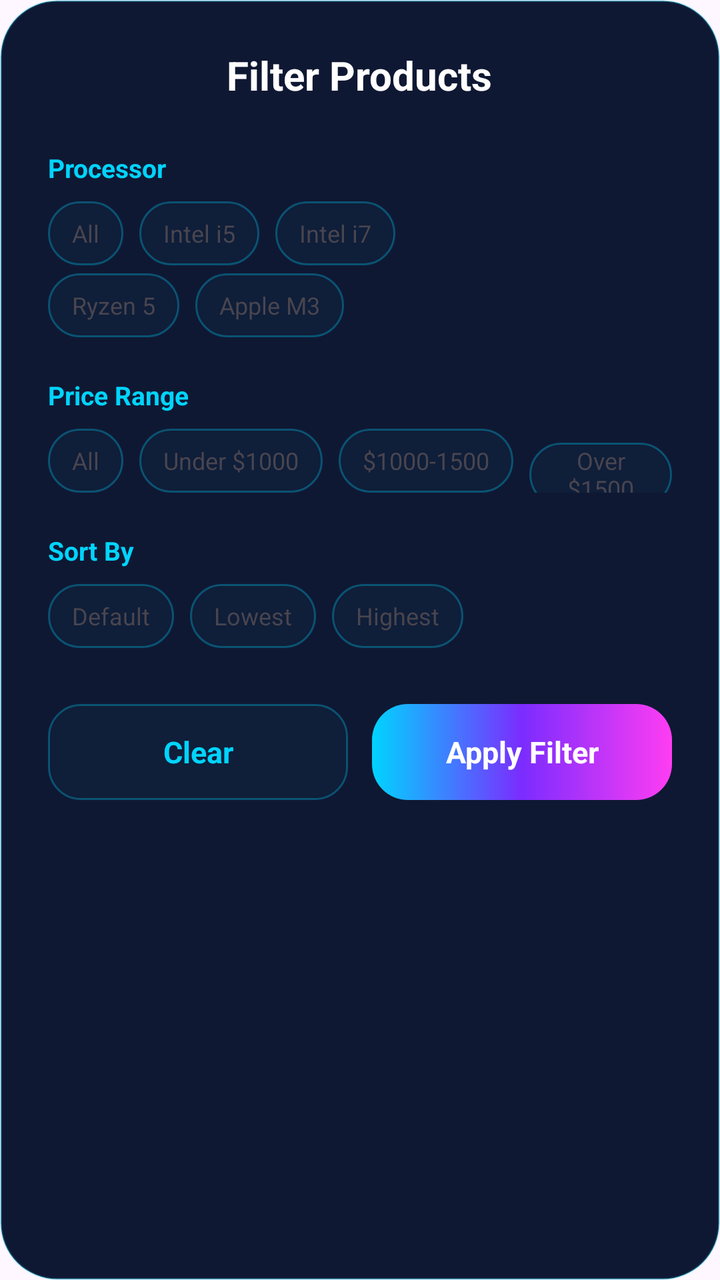
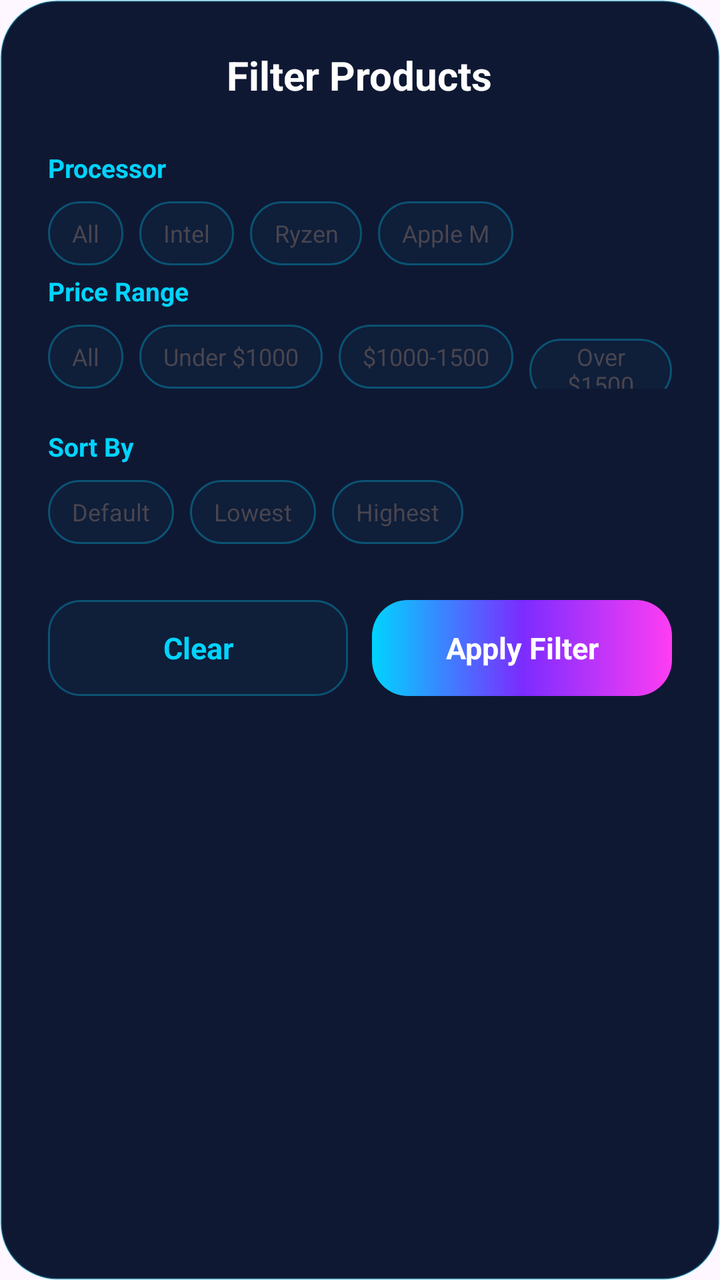

Two renders of the same Android screen: before a commit and after it. Below are the layout's source before the change and the commit's diff.
<!-- AndroidManifest.xml: application theme Theme.CompShop -->
<!-- res/layout/fragment_filter_bottom_sheet.xml -->
<?xml version="1.0" encoding="utf-8"?>
<LinearLayout
    xmlns:android="http://schemas.android.com/apk/res/android"
    android:layout_width="match_parent"
    android:layout_height="wrap_content"
    android:orientation="vertical"
    android:background="@drawable/card_glass_neon"
    android:padding="24dp">

    
    <TextView
        android:layout_width="wrap_content"
        android:layout_height="wrap_content"
        android:text="@string/filter_products"
        android:textSize="20sp"
        android:textStyle="bold"
        android:textColor="#FFFFFF"
        android:layout_gravity="center"
        android:layout_marginBottom="24dp"/>

    
    <TextView
        android:layout_width="wrap_content"
        android:layout_height="wrap_content"
        android:text="@string/filter_processor"
        android:textColor="#00D4FF"
        android:textSize="13sp"
        android:textStyle="bold"
        android:layout_marginBottom="8dp"/>

    <LinearLayout
        android:layout_width="match_parent"
        android:layout_height="wrap_content"
        android:orientation="horizontal"
        android:layout_marginBottom="4dp">

        <TextView
            android:id="@+id/procAll"
            android:layout_width="wrap_content"
            android:layout_height="32dp"
            android:text="@string/filter_all"
            android:textSize="12sp"
            android:gravity="center"
            android:paddingStart="12dp"
            android:paddingEnd="12dp"
            android:background="@drawable/btn_social_neon"
            android:layout_marginEnd="8dp"
            android:clickable="true"
            android:focusable="true"/>

        <TextView
            android:id="@+id/procI5"
            android:layout_width="wrap_content"
            android:layout_height="32dp"
            android:text="Intel i5"
            android:textSize="12sp"
            android:gravity="center"
            android:paddingStart="12dp"
            android:paddingEnd="12dp"
            android:background="@drawable/btn_social_neon"
            android:layout_marginEnd="8dp"
            android:clickable="true"
            android:focusable="true"/>

        <TextView
            android:id="@+id/procI7"
            android:layout_width="wrap_content"
            android:layout_height="32dp"
            android:text="Intel i7"
            android:textSize="12sp"
            android:gravity="center"
            android:paddingStart="12dp"
            android:paddingEnd="12dp"
            android:background="@drawable/btn_social_neon"
            android:clickable="true"
            android:focusable="true"/>

    </LinearLayout>

    <LinearLayout
        android:layout_width="match_parent"
        android:layout_height="wrap_content"
        android:orientation="horizontal"
        android:layout_marginBottom="20dp">

        <TextView
            android:id="@+id/procRyzen"
            android:layout_width="wrap_content"
            android:layout_height="32dp"
            android:text="Ryzen 5"
            android:textSize="12sp"
            android:gravity="center"
            android:paddingStart="12dp"
            android:paddingEnd="12dp"
            android:background="@drawable/btn_social_neon"
            android:layout_marginEnd="8dp"
            android:clickable="true"
            android:focusable="true"/>

        <TextView
            android:id="@+id/procM3"
            android:layout_width="wrap_content"
            android:layout_height="32dp"
            android:text="Apple M3"
            android:textSize="12sp"
            android:gravity="center"
            android:paddingStart="12dp"
            android:paddingEnd="12dp"
            android:background="@drawable/btn_social_neon"
            android:clickable="true"
            android:focusable="true"/>

    </LinearLayout>

    
    <TextView
        android:layout_width="wrap_content"
        android:layout_height="wrap_content"
        android:text="@string/filter_price_range"
        android:textColor="#00D4FF"
        android:textSize="13sp"
        android:textStyle="bold"
        android:layout_marginBottom="8dp"/>

    <LinearLayout
        android:layout_width="match_parent"
        android:layout_height="wrap_content"
        android:orientation="horizontal"
        android:layout_marginBottom="20dp">

        <TextView
            android:id="@+id/priceAll"
            android:layout_width="wrap_content"
            android:layout_height="32dp"
            android:text="@string/filter_all"
            android:textSize="12sp"
            android:gravity="center"
            android:paddingStart="12dp"
            android:paddingEnd="12dp"
            android:background="@drawable/btn_social_neon"
            android:layout_marginEnd="8dp"
            android:clickable="true"
            android:focusable="true"/>

        <TextView
            android:id="@+id/priceUnder1000"
            android:layout_width="wrap_content"
            android:layout_height="32dp"
            android:text="@string/filter_under_1000"
            android:textSize="12sp"
            android:gravity="center"
            android:paddingStart="12dp"
            android:paddingEnd="12dp"
            android:background="@drawable/btn_social_neon"
            android:layout_marginEnd="8dp"
            android:clickable="true"
            android:focusable="true"/>

        <TextView
            android:id="@+id/price1000to1500"
            android:layout_width="wrap_content"
            android:layout_height="32dp"
            android:text="@string/filter_1000_1500"
            android:textSize="12sp"
            android:gravity="center"
            android:paddingStart="12dp"
            android:paddingEnd="12dp"
            android:background="@drawable/btn_social_neon"
            android:layout_marginEnd="8dp"
            android:clickable="true"
            android:focusable="true"/>

        <TextView
            android:id="@+id/priceOver1500"
            android:layout_width="wrap_content"
            android:layout_height="32dp"
            android:text="@string/filter_over_1500"
            android:textSize="12sp"
            android:gravity="center"
            android:paddingStart="12dp"
            android:paddingEnd="12dp"
            android:background="@drawable/btn_social_neon"
            android:clickable="true"
            android:focusable="true"/>

    </LinearLayout>

    
    <TextView
        android:layout_width="wrap_content"
        android:layout_height="wrap_content"
        android:text="@string/sort_by"
        android:textColor="#00D4FF"
        android:textSize="13sp"
        android:textStyle="bold"
        android:layout_marginBottom="8dp"/>

    <LinearLayout
        android:layout_width="match_parent"
        android:layout_height="wrap_content"
        android:orientation="horizontal"
        android:layout_marginBottom="28dp">

        <TextView
            android:id="@+id/sortDefault"
            android:layout_width="wrap_content"
            android:layout_height="32dp"
            android:text="@string/filter_default"
            android:textSize="12sp"
            android:gravity="center"
            android:paddingStart="12dp"
            android:paddingEnd="12dp"
            android:background="@drawable/btn_social_neon"
            android:layout_marginEnd="8dp"
            android:clickable="true"
            android:focusable="true"/>

        <TextView
            android:id="@+id/sortLowest"
            android:layout_width="wrap_content"
            android:layout_height="32dp"
            android:text="@string/filter_lowest"
            android:textSize="12sp"
            android:gravity="center"
            android:paddingStart="12dp"
            android:paddingEnd="12dp"
            android:background="@drawable/btn_social_neon"
            android:layout_marginEnd="8dp"
            android:clickable="true"
            android:focusable="true"/>

        <TextView
            android:id="@+id/sortHighest"
            android:layout_width="wrap_content"
            android:layout_height="32dp"
            android:text="@string/filter_highest"
            android:textSize="12sp"
            android:gravity="center"
            android:paddingStart="12dp"
            android:paddingEnd="12dp"
            android:background="@drawable/btn_social_neon"
            android:clickable="true"
            android:focusable="true"/>

    </LinearLayout>

    
    <LinearLayout
        android:layout_width="match_parent"
        android:layout_height="wrap_content"
        android:orientation="horizontal">

        <TextView
            android:id="@+id/btnClear"
            android:layout_width="0dp"
            android:layout_height="48dp"
            android:layout_weight="1"
            android:text="@string/clear_filters"
            android:textColor="#00D4FF"
            android:textSize="15sp"
            android:textStyle="bold"
            android:gravity="center"
            android:background="@drawable/btn_social_neon"
            android:layout_marginEnd="12dp"
            android:clickable="true"
            android:focusable="true"/>

        <TextView
            android:id="@+id/btnApply"
            android:layout_width="0dp"
            android:layout_height="48dp"
            android:layout_weight="1"
            android:text="@string/apply_filter"
            android:textColor="#FFFFFF"
            android:textSize="15sp"
            android:textStyle="bold"
            android:gravity="center"
            android:background="@drawable/btn_neon_gradient"
            android:clickable="true"
            android:focusable="true"/>

    </LinearLayout>

</LinearLayout>
<!-- resources referenced by this layout -->
<resources>
  <!-- drawable btn_neon_gradient (drawable) -->
  <?xml version="1.0" encoding="utf-8"?>
  <shape xmlns:android="http://schemas.android.com/apk/res/android"
      android:shape="rectangle">
      <gradient
          android:type="linear"
          android:angle="0"
          android:startColor="#00D4FF"
          android:centerColor="#7B2CFF"
          android:endColor="#FF3DF2"/>
      <corners android:radius="18dp"/>
  </shape>
  <!-- drawable btn_social_neon (drawable) -->
  <?xml version="1.0" encoding="utf-8"?>
  <shape xmlns:android="http://schemas.android.com/apk/res/android"
      android:shape="rectangle">
      <solid android:color="#0800D4FF"/>
      <stroke
          android:width="1dp"
          android:color="#4D00D4FF"/>
      <corners android:radius="16dp"/>
  </shape>
  <!-- drawable card_glass_neon (drawable) -->
  <?xml version="1.0" encoding="utf-8"?>
  <shape xmlns:android="http://schemas.android.com/apk/res/android"
      android:shape="rectangle">
      <solid android:color="#0F1833"/>
      <stroke
          android:width="1dp"
          android:color="#3D00D4FF"/>
      <corners android:radius="28dp"/>
  </shape>
  <string name="apply_filter">Apply Filter</string>
  <string name="clear_filters">Clear</string>
  <string name="filter_1000_1500">$1000-1500</string>
  <string name="filter_all">All</string>
  <string name="filter_default">Default</string>
  <string name="filter_highest">Highest</string>
  <string name="filter_lowest">Lowest</string>
  <string name="filter_over_1500">Over $1500</string>
  <string name="filter_price_range">Price Range</string>
  <string name="filter_processor">Processor</string>
  <string name="filter_products">Filter Products</string>
  <string name="filter_under_1000">Under $1000</string>
  <string name="sort_by">Sort By</string>
  <style name="Theme.CompShop" parent="Base.Theme.CompShop" />
  <style name="Base.Theme.CompShop" parent="Theme.Material3.DayNight.NoActionBar">
          
          
      </style>
</resources>

<!-- the commit's change to res/layout/fragment_filter_bottom_sheet.xml (unified diff, before → after) -->
@@ -49,59 +49,38 @@
             android:focusable="true"/>
 
         <TextView
-            android:id="@+id/procI5"
-            android:layout_width="wrap_content"
-            android:layout_height="32dp"
-            android:text="Intel i5"
-            android:textSize="12sp"
-            android:gravity="center"
-            android:paddingStart="12dp"
-            android:paddingEnd="12dp"
-            android:background="@drawable/btn_social_neon"
-            android:layout_marginEnd="8dp"
-            android:clickable="true"
-            android:focusable="true"/>
-
-        <TextView
-            android:id="@+id/procI7"
-            android:layout_width="wrap_content"
-            android:layout_height="32dp"
-            android:text="Intel i7"
-            android:textSize="12sp"
-            android:gravity="center"
-            android:paddingStart="12dp"
-            android:paddingEnd="12dp"
-            android:background="@drawable/btn_social_neon"
-            android:clickable="true"
-            android:focusable="true"/>
-
-    </LinearLayout>
-
-    <LinearLayout
-        android:layout_width="match_parent"
-        android:layout_height="wrap_content"
-        android:orientation="horizontal"
-        android:layout_marginBottom="20dp">
+            android:id="@+id/procIntel"
+            android:layout_width="wrap_content"
+            android:layout_height="32dp"
+            android:text="Intel"
+            android:textSize="12sp"
+            android:gravity="center"
+            android:paddingStart="12dp"
+            android:paddingEnd="12dp"
+            android:background="@drawable/btn_social_neon"
+            android:layout_marginEnd="8dp"
+            android:clickable="true"
+            android:focusable="true"/>
 
         <TextView
             android:id="@+id/procRyzen"
             android:layout_width="wrap_content"
             android:layout_height="32dp"
-            android:text="Ryzen 5"
-            android:textSize="12sp"
-            android:gravity="center"
-            android:paddingStart="12dp"
-            android:paddingEnd="12dp"
-            android:background="@drawable/btn_social_neon"
-            android:layout_marginEnd="8dp"
-            android:clickable="true"
-            android:focusable="true"/>
-
-        <TextView
-            android:id="@+id/procM3"
-            android:layout_width="wrap_content"
-            android:layout_height="32dp"
-            android:text="Apple M3"
+            android:text="Ryzen"
+            android:textSize="12sp"
+            android:gravity="center"
+            android:paddingStart="12dp"
+            android:paddingEnd="12dp"
+            android:background="@drawable/btn_social_neon"
+            android:layout_marginEnd="8dp"
+            android:clickable="true"
+            android:focusable="true"/>
+
+        <TextView
+            android:id="@+id/procApple"
+            android:layout_width="wrap_content"
+            android:layout_height="32dp"
+            android:text="Apple M"
             android:textSize="12sp"
             android:gravity="center"
             android:paddingStart="12dp"
